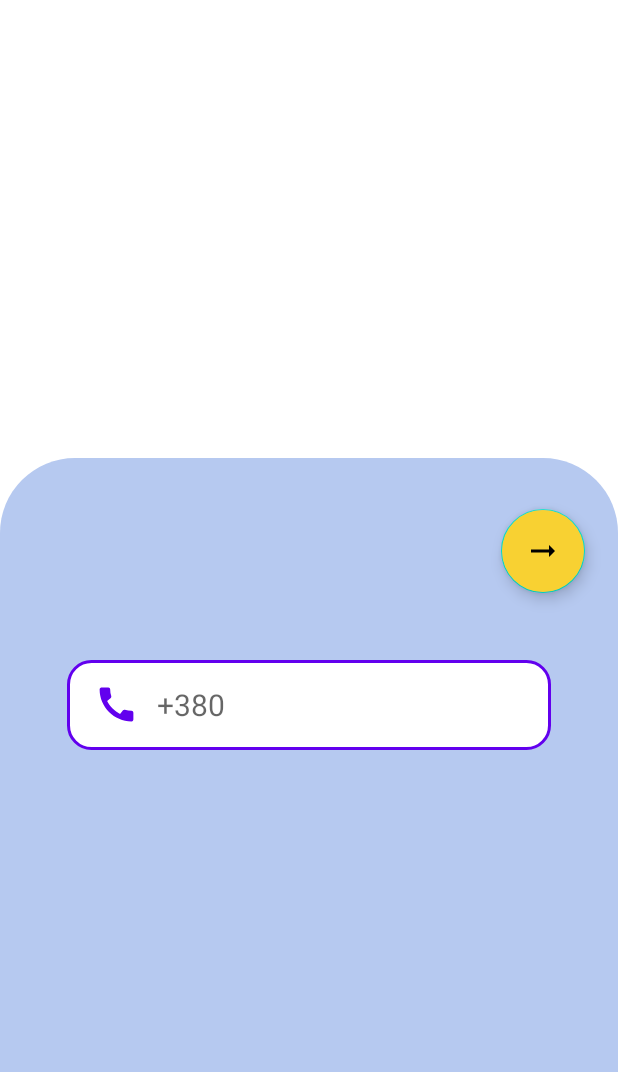
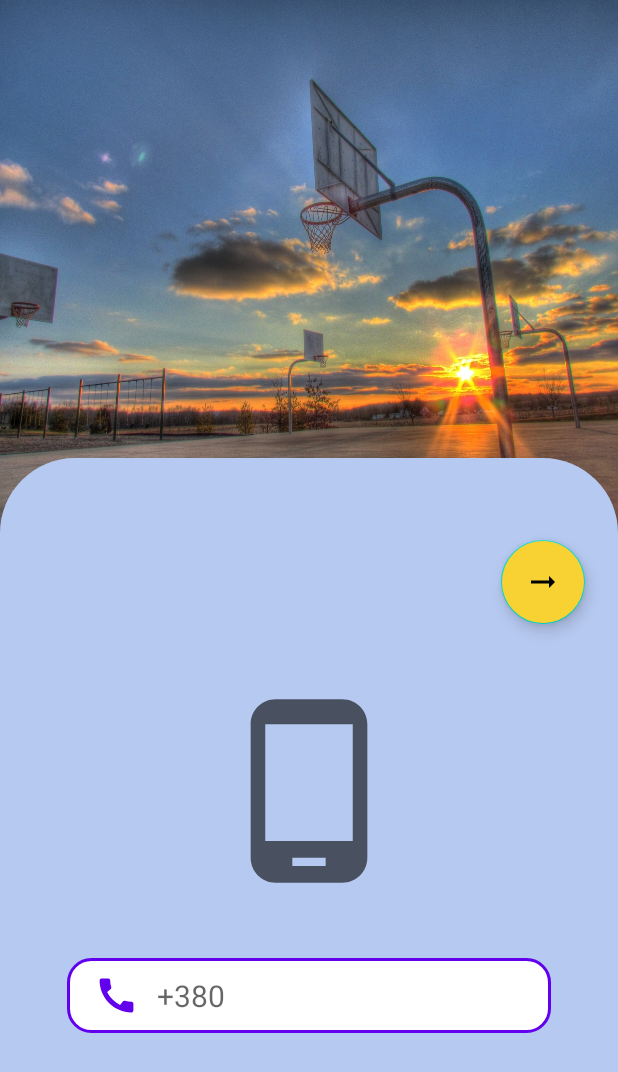
Before and after one commit to r3xcl/PlaygroundNear, an Android app: the PersonActivity screen opened directly, with no data from a screen before it, on a phone screen of 412 x 824 dp. Shown: the top 1072 px of the screen. Run offline under Robolectric (Android 15) with nearby library versions, the phone set to English and light mode, and no system bars.

Commit message:
Design auth activity

```diff
--- a/app/src/main/java/com/r3xcl/playgroundnear/PersonActivity.java
+++ b/app/src/main/java/com/r3xcl/playgroundnear/PersonActivity.java
@@ -5,11 +5,19 @@ import androidx.appcompat.app.AppCompatActivity;
 
 import android.os.Build;
 import android.os.Bundle;
+import android.view.View;
 import android.view.Window;
+import android.widget.EditText;
+import android.widget.ImageView;
 
-public class PersonActivity extends AppCompatActivity {
+import com.google.android.material.floatingactionbutton.FloatingActionButton;
+
+public class PersonActivity extends AppCompatActivity implements View.OnClickListener {
 
     Window window;
+    FloatingActionButton fab_next;
+    ImageView phone,ver_code;
+    EditText input_number,input_code;
 
     @RequiresApi(api = Build.VERSION_CODES.LOLLIPOP)
     @Override
@@ -19,7 +27,28 @@ public class PersonActivity extends AppCompatActivity {
 
         getSupportActionBar().hide();
 
+        fab_next = findViewById(R.id.fab_next);
+        phone = findViewById(R.id.phone);
+        ver_code = findViewById(R.id.ver_code);
+        input_number = findViewById(R.id.input_number);
+        input_code = findViewById(R.id.input_code);
+
         window = this.getWindow();
-        window.setStatusBarColor(this.getResources().getColor(R.color.bar_color));
+        window.setStatusBarColor(this.getResources().getColor(R.color.bar_auth));
+
+        fab_next.setOnClickListener(new View.OnClickListener() {
+            @Override
+            public void onClick(View v) {
+                phone.setVisibility(View.INVISIBLE);
+                input_number.setVisibility(View.INVISIBLE);
+                ver_code.setVisibility(View.VISIBLE);
+                input_code.setVisibility(View.VISIBLE);
+            }
+        });
+    }
+
+    @Override
+    public void onClick(View v) {
+
     }
 }
--- a/app/src/main/res/drawable/custom_edittext.xml
+++ b/app/src/main/res/drawable/custom_edittext.xml
@@ -12,7 +12,7 @@
         <shape android:shape="rectangle">
             <solid android:color="@color/white"/>
             <corners android:radius="15dp"/>
-            <stroke android:color="#F2DAC3" android:width="2dp"/>
+            <stroke android:color="@color/color_nav_bar" android:width="2dp"/>
         </shape>
     </item>
 </selector>
--- a/app/src/main/res/drawable/ic_arrow_right.xml
+++ b/app/src/main/res/drawable/ic_arrow_right.xml
@@ -1,5 +1,5 @@
-<vector android:autoMirrored="true" android:height="50dp"
+<vector android:autoMirrored="true" android:height="35dp"
     android:tint="?attr/colorControlNormal" android:viewportHeight="24"
-    android:viewportWidth="24" android:width="50dp" xmlns:android="http://schemas.android.com/apk/res/android">
+    android:viewportWidth="24" android:width="35dp" xmlns:android="http://schemas.android.com/apk/res/android">
     <path android:fillColor="@android:color/white" android:pathData="M16.01,11H4v2h12.01v3L20,12l-3.99,-4z"/>
 </vector>
--- a/app/src/main/res/drawable/ic_call.xml
+++ b/app/src/main/res/drawable/ic_call.xml
@@ -5,7 +5,7 @@
     android:viewportWidth="24"
     android:viewportHeight="24">
   <path
-      android:fillColor="#F2DAC3"
+      android:fillColor="@color/color_nav_bar"
       android:pathData="M20.01,15.38c-1.23,0 -2.42,-0.2 -3.53,-0.56 -0.35,-0.12 -0.74,-0.03 -1.01,0.24l-1.57,1.97c-2.83,-1.35 -5.48,-3.9 -6.89,-6.83l1.95,-1.66c0.27,-0.28 0.35,-0.67 0.24,-1.02 -0.37,-1.11 -0.56,-2.3 -0.56,-3.53 0,-0.54 -0.45,-0.99 -0.99,-0.99H4.19C3.65,3 3,3.24 3,3.99 3,13.28 10.73,21 20.01,21c0.71,0 0.99,-0.63 0.99,-1.18v-3.45c0,-0.54 -0.45,-0.99 -0.99,-0.99z"
       tools:ignore="VectorRaster" />
 </vector>
--- /dev/null
+++ b/app/src/main/res/drawable/ic_phone.xml
@@ -0,0 +1,10 @@
+<vector xmlns:android="http://schemas.android.com/apk/res/android"
+    android:width="24dp"
+    android:height="24dp"
+    android:viewportWidth="24"
+    android:viewportHeight="24"
+    android:tint="?attr/colorControlNormal">
+  <path
+      android:fillColor="@android:color/white"
+      android:pathData="M16,1L8,1C6.34,1 5,2.34 5,4v16c0,1.66 1.34,3 3,3h8c1.66,0 3,-1.34 3,-3L19,4c0,-1.66 -1.34,-3 -3,-3zM14,21h-4v-1h4v1zM17.25,18L6.75,18L6.75,4h10.5v14z"/>
+</vector>
--- /dev/null
+++ b/app/src/main/res/drawable/ic_ver_code.xml
@@ -0,0 +1,10 @@
+<vector xmlns:android="http://schemas.android.com/apk/res/android"
+    android:width="24dp"
+    android:height="24dp"
+    android:viewportWidth="24"
+    android:viewportHeight="24"
+    android:tint="?attr/colorControlNormal">
+  <path
+      android:fillColor="@android:color/white"
+      android:pathData="M23,12l-2.44,-2.79l0.34,-3.69l-3.61,-0.82L15.4,1.5L12,2.96L8.6,1.5L6.71,4.69L3.1,5.5L3.44,9.2L1,12l2.44,2.79l-0.34,3.7l3.61,0.82L8.6,22.5l3.4,-1.47l3.4,1.46l1.89,-3.19l3.61,-0.82l-0.34,-3.69L23,12zM10.09,16.72l-3.8,-3.81l1.48,-1.48l2.32,2.33l5.85,-5.87l1.48,1.48L10.09,16.72z"/>
+</vector>
--- a/app/src/main/res/layout/activity_person.xml
+++ b/app/src/main/res/layout/activity_person.xml
@@ -11,7 +11,8 @@
     <ImageView
         android:id="@+id/imageView2"
         android:layout_width="match_parent"
-        android:layout_height="339dp"
+        android:layout_height="360dp"
+        android:background="@drawable/authback"
         />
 
 
@@ -33,7 +34,7 @@
         app:layout_constraintTop_toBottomOf="@+id/imageView3" />
 
     <com.google.android.material.floatingactionbutton.FloatingActionButton
-        android:id="@+id/fab"
+        android:id="@+id/fab_next"
         android:layout_width="wrap_content"
         android:layout_height="wrap_content"
         android:layout_marginEnd="10pt"
@@ -43,21 +44,60 @@
         app:layout_constraintTop_toBottomOf="@+id/imageView2"
         tools:targetApi="lollipop" />
 
-    <EditText
-        android:id="@+id/input_number"
-        android:inputType="text"
-        android:layout_width="match_parent"
-        android:layout_height="60dp"
-        android:layout_margin="20pt"
-        android:paddingStart="8pt"
-        android:textSize="20sp"
-        android:hint="@string/inputnum"
-        android:drawablePadding="12dp"
-        android:background="@drawable/custom_edittext"
+    <ImageView
+        android:id="@+id/phone"
+        android:layout_width="60pt"
+        android:layout_height="60pt"
+        android:layout_marginTop="20pt"
+        android:background="@drawable/ic_phone"
         android:drawableStart="@drawable/custom_call_icon"
         app:layout_constraintEnd_toEndOf="parent"
         app:layout_constraintStart_toStartOf="parent"
-        app:layout_constraintTop_toBottomOf="@+id/fab"/>
+        app:layout_constraintTop_toBottomOf="@+id/fab_next" />
+
+    <ImageView
+        android:id="@+id/ver_code"
+        android:layout_width="60pt"
+        android:layout_height="60pt"
+        android:layout_marginTop="10pt"
+        android:background="@drawable/ic_ver_code"
+        android:visibility="invisible"
+        android:drawableStart="@drawable/custom_call_icon"
+        app:layout_constraintEnd_toEndOf="parent"
+        app:layout_constraintStart_toStartOf="parent"
+        app:layout_constraintTop_toBottomOf="@+id/fab_next" />
+
+    <EditText
+        android:id="@+id/input_number"
+        android:layout_width="match_parent"
+        android:layout_height="50dp"
+        android:layout_margin="20pt"
+        android:background="@drawable/custom_edittext"
+        android:drawableStart="@drawable/custom_call_icon"
+        android:drawablePadding="12dp"
+        android:hint="@string/inputnum"
+        android:inputType="text"
+        android:paddingStart="8pt"
+        android:textSize="20sp"
+        app:layout_constraintEnd_toEndOf="parent"
+        app:layout_constraintStart_toStartOf="parent"
+        app:layout_constraintTop_toBottomOf="@+id/phone" />
+
+    <EditText
+        android:id="@+id/input_code"
+        android:layout_width="match_parent"
+        android:layout_height="50dp"
+        android:layout_margin="20pt"
+        android:background="@drawable/custom_edittext"
+        android:textAlignment="center"
+        android:hint="@string/inputnum"
+        android:inputType="text"
+        android:visibility="invisible"
+        android:textSize="20sp"
+        app:layout_constraintEnd_toEndOf="parent"
+        app:layout_constraintStart_toStartOf="parent"
+        app:layout_constraintTop_toBottomOf="@+id/phone" />
+
 
 
 </androidx.constraintlayout.widget.ConstraintLayout>
--- a/app/src/main/res/values/colors.xml
+++ b/app/src/main/res/values/colors.xml
@@ -14,4 +14,5 @@
     <color name="back_auth">#aab4b7</color>
     <color name="blue_ice">#b6c9f0</color>
     <color name="dark_gray">#a9a9a9</color>
+    <color name="bar_auth">#3e5678</color>
 </resources>
```
Also changed, not shown: app/src/main/res/drawable/authback.jpg (added).
